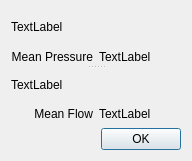
This is source/resultsview.ui in archTk/arch-ne as Qt 5 draws it before an edit. The edited form follows.
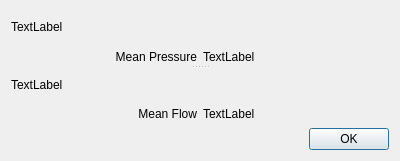
This is the edited form.

What changed in the file:
```diff
--- a/source/resultsview.ui
+++ b/source/resultsview.ui
@@ -6,7 +6,7 @@
    <rect>
     <x>0</x>
     <y>0</y>
-    <width>192</width>
+    <width>400</width>
     <height>161</height>
    </rect>
   </property>
```
